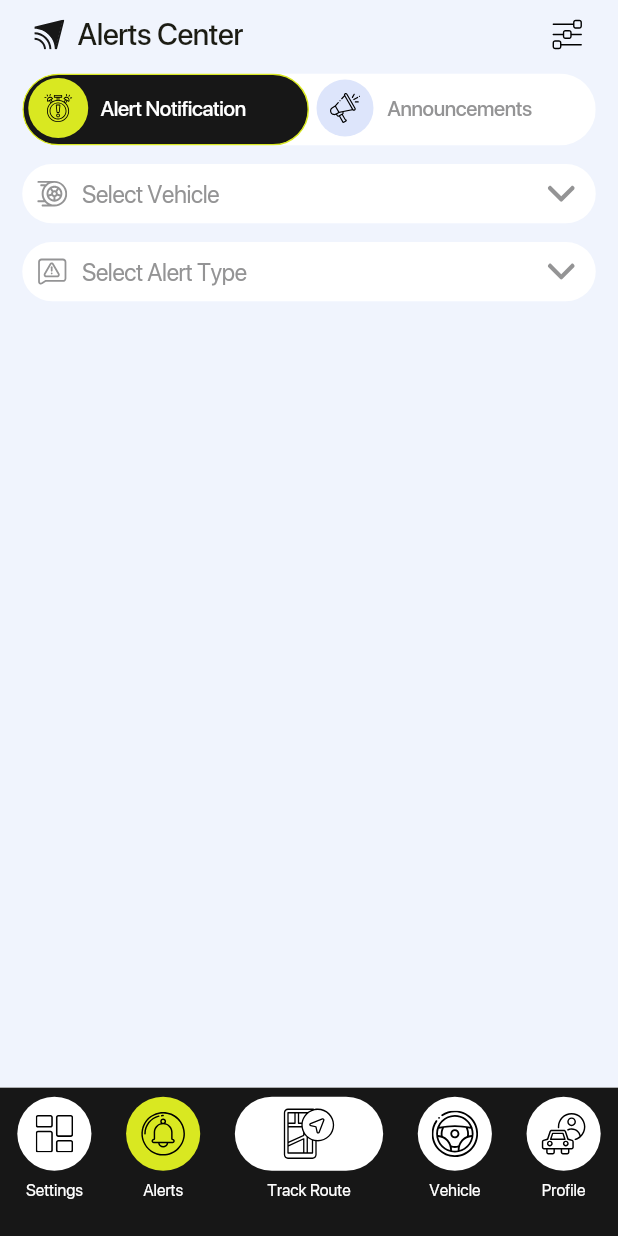
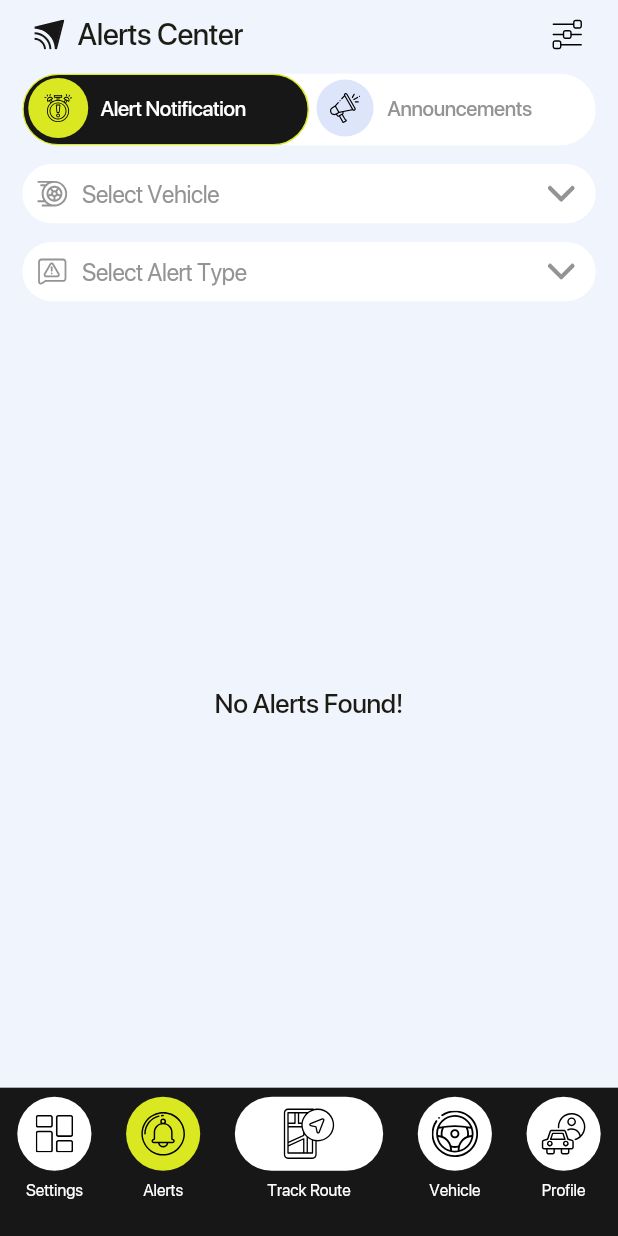
Before and after one commit to mrityunjayguru/trackroute-app, a Flutter app: the BottomBarView screen opened by its route, item 2 of the bottom bar chosen, on a phone screen of 412 x 824 dp. Run offline on Flutter 3.47's test engine with Material 3 defaults, Android fonts, the phone set to English and light mode, and no system bars; our stand-ins replace auto_size_text, cached_network_image, dio, dropdown_search, firebase_core, firebase_messaging and 17 more; missing offline and left inert: defer_pointer; accounts and stored records are empty; generated files the repository leaves out were written again; network calls fail.

Commit message:
alerts filtering

```diff
--- a/lib/modules/alert_screen/controller/alert_controller.dart
+++ b/lib/modules/alert_screen/controller/alert_controller.dart
@@ -168,6 +168,9 @@ class AlertController extends GetxController {
             alerts.value = newAlerts; // Replace data on first load
           }
           offset += 20;
+        }
+        else if(!isLoadMore){
+          alerts.value = newAlerts;
         }
 
         alerts.sort((a, b) =>
--- a/lib/modules/alert_screen/view/widget/notification.dart
+++ b/lib/modules/alert_screen/view/widget/notification.dart
@@ -40,12 +40,12 @@ class AlertNotificationTab extends StatelessWidget {
               ),
                 Expanded(
                   child: Obx(
-                    () => ListView.builder(
+                    () => alertController.alerts.length > 0? ListView.builder(
                       controller: alertController.scrollController,
                       itemCount: alertController.alerts.length,
                       itemBuilder: (context, index) => notificationAlert(
                           context: context, data: alertController.alerts[index]),
-                    ),
+                    ) : Center(child: Text("No Alerts Found!", style: AppTextStyles(context).display18W500,)),
                   ),
                 )
             ],
```
